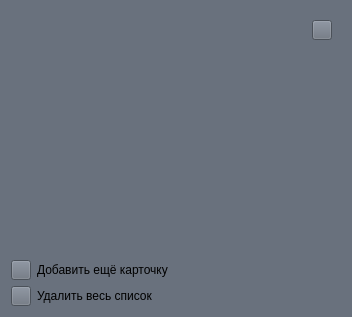
GanenSS/NedoRello, file src/windowsNedoRello/List/listnedorello.ui: the form before one commit.
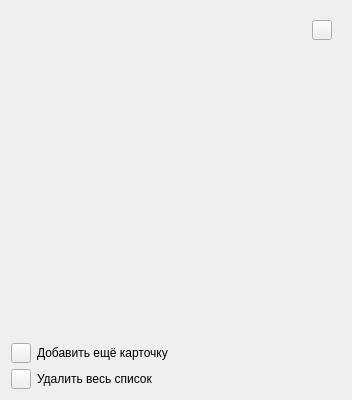
The form after the commit. Icons and pictures are not drawn.

Diff of the .ui file:
```diff
--- a/src/windowsNedoRello/List/listnedorello.ui
+++ b/src/windowsNedoRello/List/listnedorello.ui
@@ -7,26 +7,26 @@
     <x>0</x>
     <y>0</y>
     <width>352</width>
-    <height>317</height>
+    <height>400</height>
    </rect>
   </property>
   <property name="minimumSize">
    <size>
     <width>352</width>
-    <height>317</height>
+    <height>400</height>
    </size>
   </property>
   <property name="maximumSize">
    <size>
     <width>352</width>
-    <height>317</height>
+    <height>400</height>
    </size>
   </property>
   <property name="windowTitle">
    <string>Form</string>
   </property>
   <property name="styleSheet">
-   <string notr="true">background-color: rgb(105, 113, 125);</string>
+   <string notr="true">background-image: url(:/Assets/bg.png);</string>
   </property>
   <layout class="QVBoxLayout" name="verticalLayout">
    <item>
@@ -40,6 +40,9 @@
      <layout class="QVBoxLayout" name="verticalLayout_2">
       <item>
        <layout class="QVBoxLayout" name="verticalLayoutForCards">
+        <property name="spacing">
+         <number>25</number>
+        </property>
         <item>
          <layout class="QHBoxLayout" name="horizontalLayout_4">
           <item>
```
Left out of the diff: 16 changed lines with no effect on the pictures.
